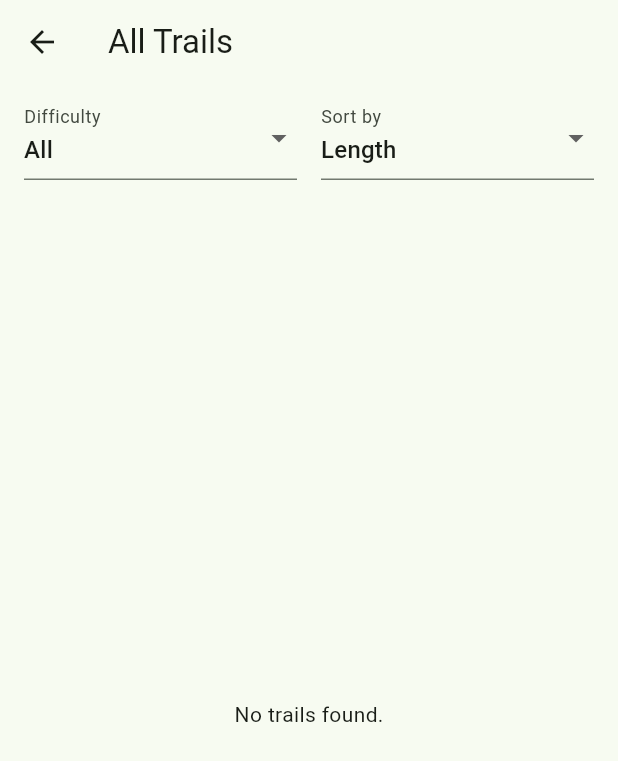
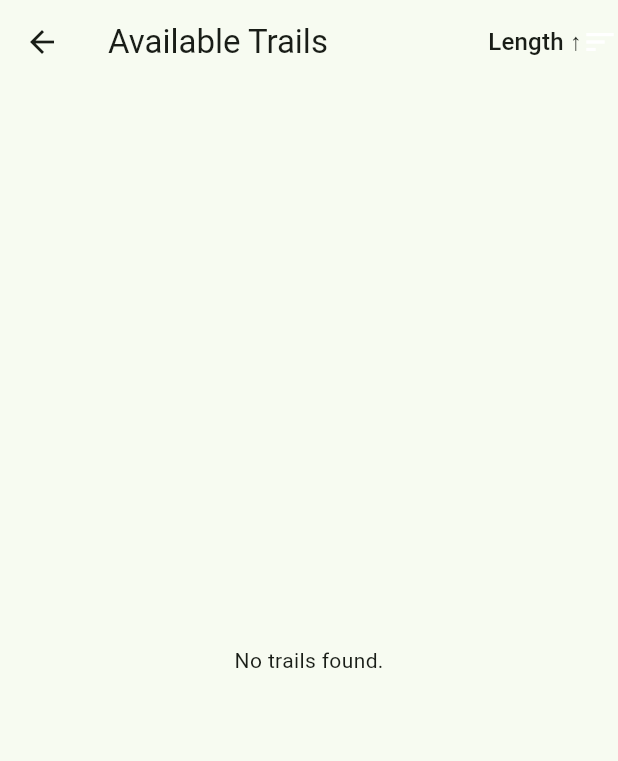
Before and after one commit to taqitazwar/hiking-adventure-app, a Flutter app: the screen it shows once a user with an empty profile is signed in, after a tap on the "explore" icon, on a phone screen of 412 x 824 dp. Shown: the top 761 px of the screen. Run offline on Flutter 3.47's test engine with Material 3 defaults, Android fonts, the phone set to English and light mode, and no system bars; our stand-ins replace cloud_firestore, firebase_auth, firebase_core, firebase_storage, go_router, image_picker; missing offline and left inert: firebase_ui_auth; accounts and stored records are empty; network calls fail.

```diff
--- a/lib/main.dart
+++ b/lib/main.dart
@@ -60,7 +60,7 @@ class MyApp extends StatelessWidget {
           builder: (_, __) => const HomeScreen(),
         ),
 
-        // Authentication
+        // Sign in
         GoRoute(
           path: '/sign-in',
           builder: (_, __) => ui.SignInScreen(
@@ -79,12 +79,12 @@ class MyApp extends StatelessWidget {
           builder: (_, __) => const TrailsListScreen(),
         ),
 
-        // Trail detail
+        // Trail detail by ID
         GoRoute(
-          path: '/trailDetail',
+          path: '/trails/:id',
           builder: (ctx, state) {
-            final trail = state.extra as Trail;
-            return TrailDetailPage(trail: trail);
+            final trailId = state.pathParameters['id']!;
+            return TrailDetailPage(trailId: trailId);
           },
         ),
 
--- a/lib/screens/trails_list_screen.dart
+++ b/lib/screens/trails_list_screen.dart
@@ -1,3 +1,5 @@
+// lib/screens/trails_list_screen.dart
+
 import 'package:flutter/material.dart';
 import '../models/trail.dart';
 import '../services/trail_service.dart';
@@ -11,80 +13,70 @@ class TrailsListScreen extends StatefulWidget {
 }
 
 class _TrailsListScreenState extends State<TrailsListScreen> {
-  String? _filterDifficulty;
-  String _sortBy = 'length'; // or 'time'
+  String _sortBy = 'Length ↑';
+
+  static const _sortOptions = <String>[
+    'Length ↑',
+    'Length ↓',
+    'Time ↑',
+    'Time ↓',
+  ];
 
   @override
   Widget build(BuildContext context) {
-    // Stream with optional where/orderBy
-    final stream = TrailService().getTrailsFiltered(
-      difficulty: _filterDifficulty,
-      sortBy: _sortBy,
-    );
+    final stream = TrailService().getTrails();
 
     return Scaffold(
-      appBar: AppBar(title: const Text('All Trails')),
-      body: Column(
-        children: [
-          // Filters row
-          Padding(
-            padding: const EdgeInsets.symmetric(horizontal: 16, vertical: 8),
-            child: Row(
-              children: [
-                // Difficulty filter (nullable)
-                Expanded(
-                  child: DropdownButtonFormField<String?>(
-                    value: _filterDifficulty,
-                    decoration: const InputDecoration(labelText: 'Difficulty'),
-                    items: <String?>[null, 'Easy', 'Moderate', 'Hard']
-                        .map((d) => DropdownMenuItem<String?>(
-                      value: d,
-                      child: Text(d ?? 'All'),
-                    ))
+      appBar: AppBar(
+        title: const Text('Available Trails'),
+        actions: [
+          DropdownButtonHideUnderline(
+            child: DropdownButton<String>(
+              value: _sortBy,
+              items: _sortOptions
+                  .map((opt) => DropdownMenuItem(value: opt, child: Text(opt)))
                   .toList(),
-                    onChanged: (v) => setState(() => _filterDifficulty = v),
-                  ),
-                ),
-                const SizedBox(width: 16),
-                // Sort control (non-nullable)
-                Expanded(
-                  child: DropdownButtonFormField<String>(
-                    value: _sortBy,
-                    decoration: const InputDecoration(labelText: 'Sort by'),
-                    items: const [
-                      DropdownMenuItem(value: 'length', child: Text('Length')),
-                      DropdownMenuItem(value: 'time', child: Text('Time')),
-                    ],
-                    onChanged: (v) => setState(() => _sortBy = v!),
+              onChanged: (v) {
+                if (v != null) setState(() => _sortBy = v);
+              },
+              icon: const Icon(Icons.sort, color: Colors.white),
+              dropdownColor: Colors.white,
             ),
           ),
         ],
       ),
-          ),
-
-          // List of trails
-          Expanded(
-            child: StreamBuilder<List<Trail>>(
+      body: StreamBuilder<List<Trail>>(
         stream: stream,
-              builder: (context, snap) {
-                if (snap.hasError) {
-                  return Center(child: Text('Error: ${snap.error}'));
-                }
-                if (!snap.hasData) {
+        builder: (ctx, snap) {
+          if (snap.connectionState == ConnectionState.waiting) {
             return const Center(child: CircularProgressIndicator());
           }
-                final trails = snap.data!;
+          final trails = snap.data ?? [];
+
+          // Apply client-side sort
+          switch (_sortBy) {
+            case 'Length ↑':
+              trails.sort((a, b) => a.length.compareTo(b.length));
+              break;
+            case 'Length ↓':
+              trails.sort((a, b) => b.length.compareTo(a.length));
+              break;
+            case 'Time ↑':
+              trails.sort((a, b) => a.time.compareTo(b.time));
+              break;
+            case 'Time ↓':
+              trails.sort((a, b) => b.time.compareTo(a.time));
+              break;
+          }
+
           if (trails.isEmpty) {
             return const Center(child: Text('No trails found.'));
           }
           return ListView.builder(
             itemCount: trails.length,
-                  itemBuilder: (_, i) => TrailCard(trails[i]),
+            itemBuilder: (ctx, i) => TrailCard(trails[i]),
           );
         },
-            ),
-          ),
-        ],
       ),
     );
   }
--- a/lib/services/trail_service.dart
+++ b/lib/services/trail_service.dart
@@ -1,25 +1,74 @@
+// lib/services/trail_service.dart
+
 import 'package:cloud_firestore/cloud_firestore.dart';
+import 'package:firebase_storage/firebase_storage.dart';
 import '../models/trail.dart';
 
 class TrailService {
-  final _base = FirebaseFirestore.instance.collection('trails');
+  final _firestore = FirebaseFirestore.instance;
+  final _storage = FirebaseStorage.instance;
 
-  Stream<List<Trail>> getTrails() {
-    return getTrailsFiltered();
+  /// Streams all trails, ordered by name
+  Stream<List<Trail>> streamTrails() {
+    return _firestore
+        .collection('trails')
+        .orderBy('name')
+        .snapshots()
+        .map((snap) => snap.docs.map((doc) {
+      final data = doc.data();
+      return Trail(
+        id: doc.id,
+        name: data['name'] as String? ?? 'Unnamed Trail',
+        location: data['location'] as String? ?? 'Unknown',
+        difficulty: data['difficulty'] as String? ?? '-',
+        length: (data['length'] as num?)?.toDouble() ?? 0.0,
+        time: data['time'] as String? ?? '-',
+        description: data['description'] as String? ?? '',
+      );
+    }).toList());
   }
 
+  /// Fetches a single trail by ID, including its image URL
+  Future<Trail> fetchTrailById(String id) async {
+    final doc = await _firestore.collection('trails').doc(id).get();
+    if (!doc.exists) throw Exception('Trail not found');
+    final data = doc.data()!;
+
+    String? imageUrl;
+    try {
+      imageUrl = await _storage.ref('trails/$id/main_photo.jpg').getDownloadURL();
+    } catch (_) {
+      imageUrl = null;
+    }
+
+    return Trail(
+      id: id,
+      name: data['name'] as String? ?? 'Unnamed Trail',
+      location: data['location'] as String? ?? 'Unknown',
+      difficulty: data['difficulty'] as String? ?? '-',
+      length: (data['length'] as num?)?.toDouble() ?? 0.0,
+      time: data['time'] as String? ?? '-',
+      description: data['description'] as String? ?? '',
+      imageUrl: imageUrl,
+    );
+  }
+
+  /// For forms or basic screens: a stream of all trails
+  Stream<List<Trail>> getTrails() => streamTrails();
+
+  /// Client-side filtering; you can pass null to ignore a filter
   Stream<List<Trail>> getTrailsFiltered({
     String? difficulty,
-    String sortBy = 'length',
+    double? minLength,
+    double? maxLength,
   }) {
-    var query = _base as Query<Map<String, dynamic>>;
-    if (difficulty != null) {
-      query = query.where('difficulty', isEqualTo: difficulty);
-    }
-    // sort by either length (number) or time (string—works lexicographically for "45 min", "1 hr", etc.)
-    query = query.orderBy(sortBy);
-
-    return query.snapshots().map((snap) =>
-        snap.docs.map((doc) => Trail.fromDoc(doc)).toList());
+    return streamTrails().map((list) {
+      return list.where((t) {
+        if (difficulty != null && t.difficulty != difficulty) return false;
+        if (minLength != null && t.length < minLength) return false;
+        if (maxLength != null && t.length > maxLength) return false;
+        return true;
+      }).toList();
+    });
   }
 }
```
Also changed, not shown: lib/screens/hike_log_detail_screen.dart (+46 -6 lines), lib/screens/trail_detail_screen.dart (+51 -56 lines), lib/widgets/trail_card.dart (+7 -7 lines). Lines whose indentation alone changed are shown as unchanged.
